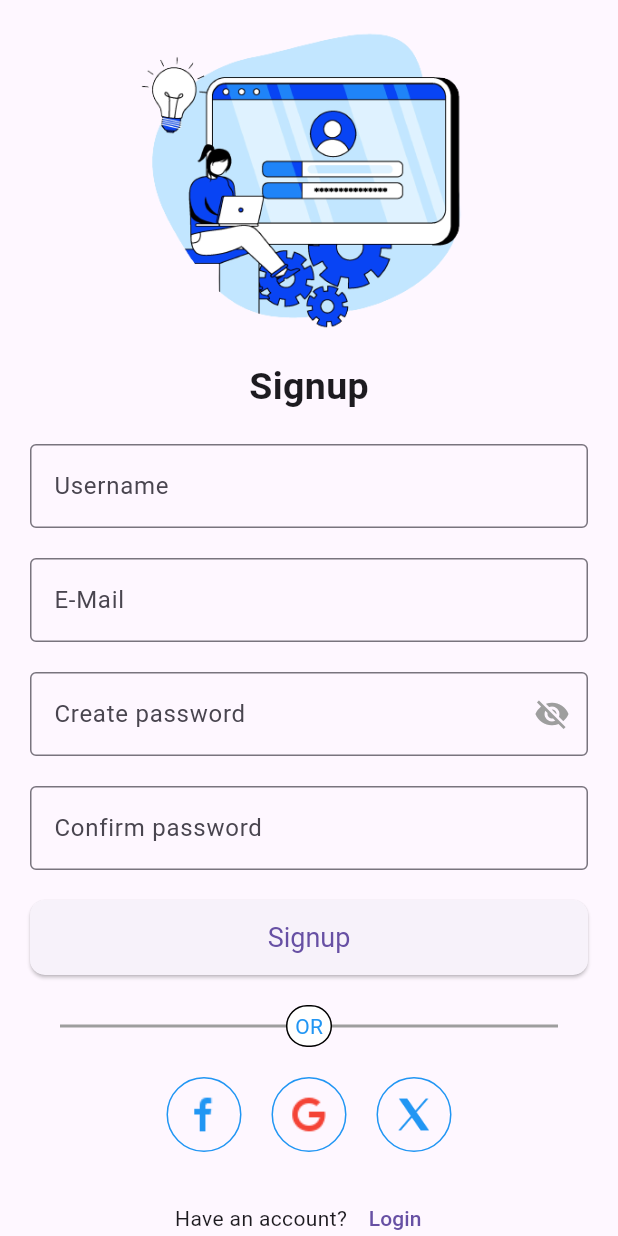
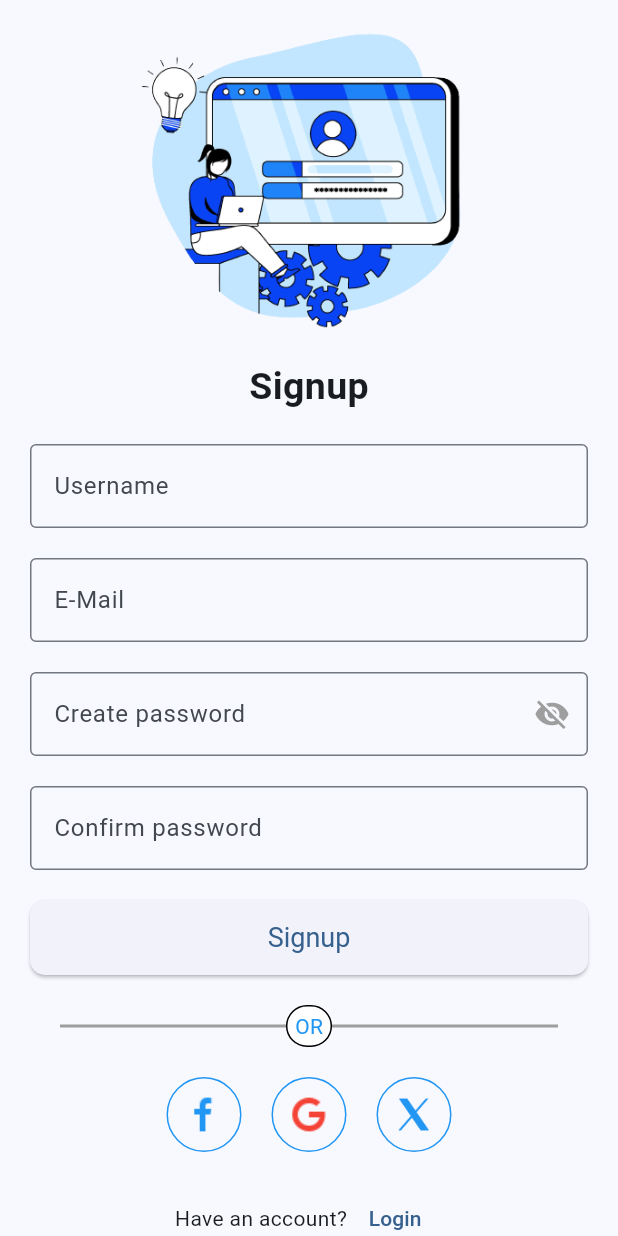
Before and after one commit to Ibrahim-Rafei/flutter_clean_architecture_authentication, a Flutter app: the screen it shows after launch, on a phone screen of 412 x 824 dp. Run offline on Flutter 3.47's test engine with Material 3 defaults, Android fonts, the light colour scheme and no system bars; our stand-ins replace bloc, dartz, email_validator, equatable, firebase_auth, firebase_core and 4 more; accounts and stored records are empty; generated files the repository leaves out were written again.

Commit message:
flutter v3.16.5

```diff
--- a/lib/features/authentication/presentation/widgets/auth/sign_in_form.dart
+++ b/lib/features/authentication/presentation/widgets/auth/sign_in_form.dart
@@ -127,7 +127,7 @@ class _LoginFormState extends State<LoginForm> {
                       onPressed: (){
                         BlocProvider.of<AuthBloc>(context).add(SignInEvent(signInEntity: SignInEntity(password: _passwordController.text , email: _usernameController.text)));
                       },
-                      style: ButtonStyle(
+                      style:  ButtonStyle(
                         shape: MaterialStateProperty.all<RoundedRectangleBorder>(RoundedRectangleBorder(
                           borderRadius: BorderRadius.circular(10.0),
                         )),
--- a/lib/main.dart
+++ b/lib/main.dart
@@ -32,8 +32,12 @@ class MyApp extends StatelessWidget {
                 home:  HomePage(),
               );
             }else{
-              return const MaterialApp(
+              return  MaterialApp(
                 title: 'Flutter Demo',
+                theme: ThemeData(
+                  useMaterial3: true,
+                  colorSchemeSeed: Colors.blue
+                ),
                 debugShowCheckedModeBanner: false,
                 home:  SignUp(),
               );
```
